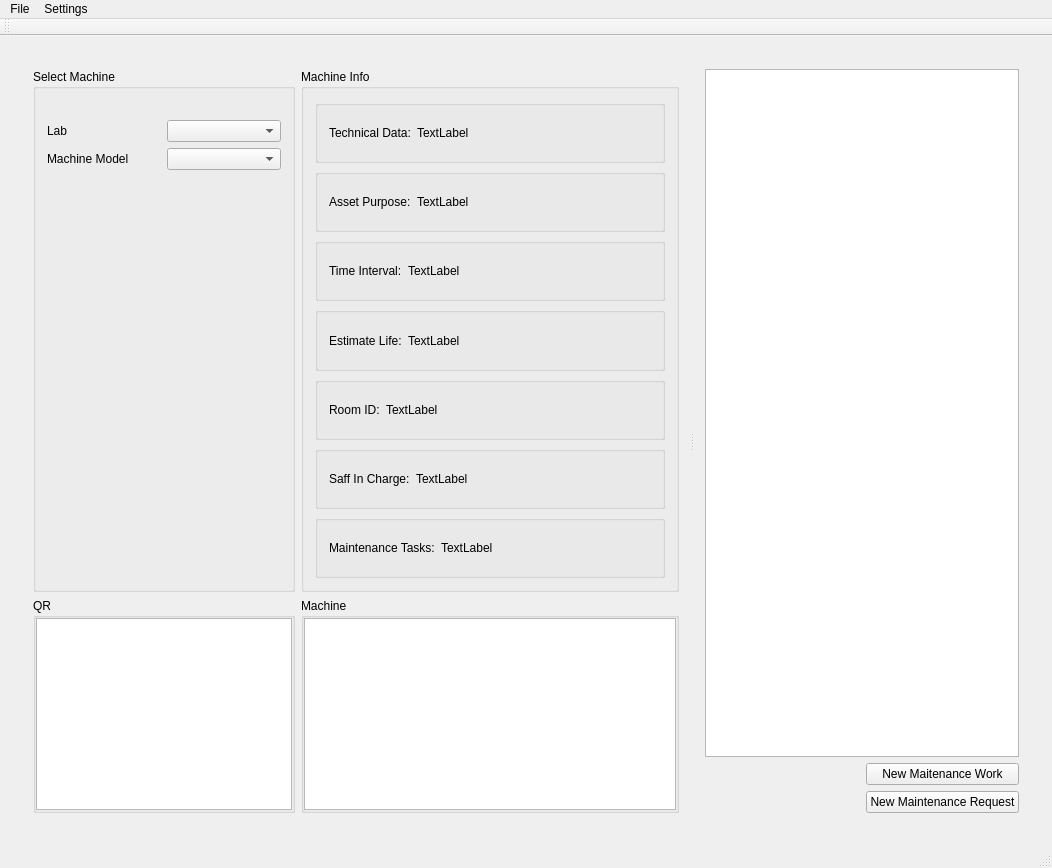
Qt form LabAutumation/GUI.ui (OmarElbekiey/LabAutomationSystem) before a commit.
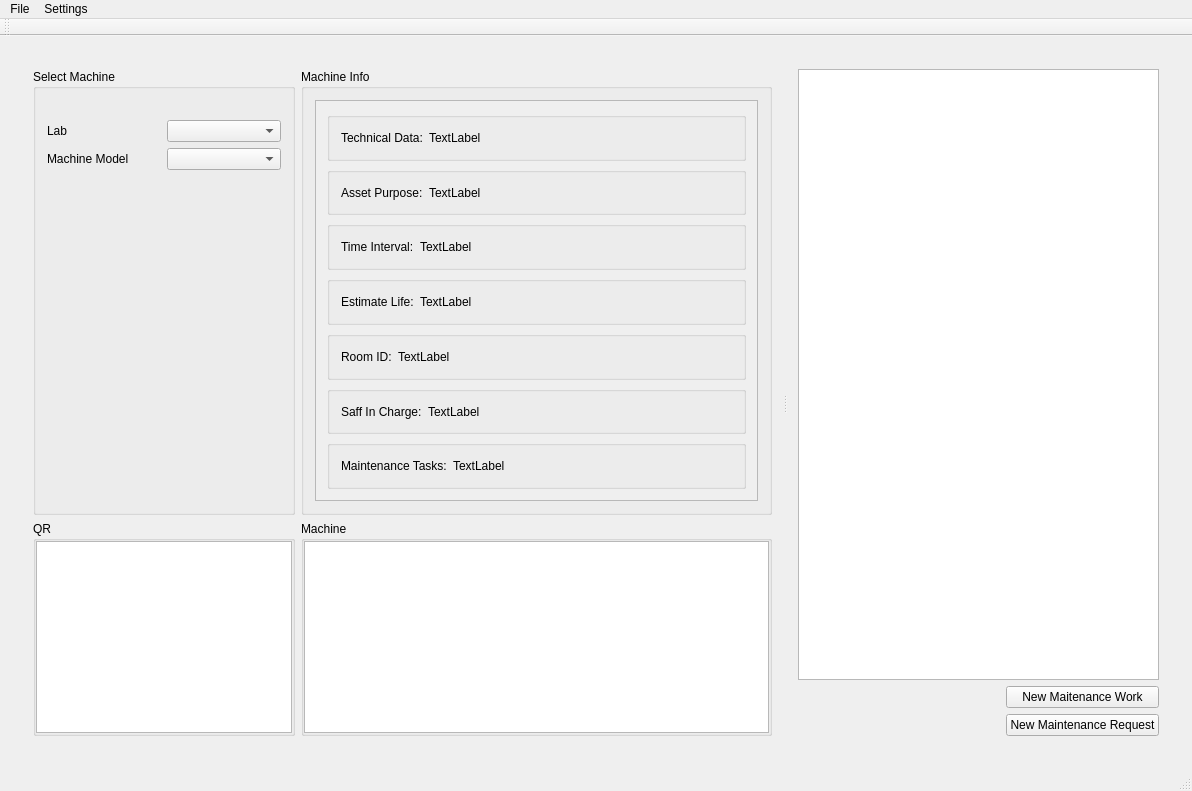
The same form after that commit. Icons and pictures are not drawn.

What changed in the file:
```diff
--- a/LabAutumation/GUI.ui
+++ b/LabAutumation/GUI.ui
@@ -6,8 +6,8 @@
    <rect>
     <x>0</x>
     <y>0</y>
-    <width>1052</width>
-    <height>868</height>
+    <width>1192</width>
+    <height>791</height>
    </rect>
   </property>
   <property name="windowTitle">
@@ -220,6 +220,21 @@
               <property name="title">
                <string>Machine Info</string>
               </property>
+              <layout class="QVBoxLayout" name="verticalLayout_10">
+               <item>
+                <widget class="QScrollArea" name="scrollArea">
+                 <property name="widgetResizable">
+                  <bool>true</bool>
+                 </property>
+                 <widget class="QWidget" name="scrollAreaWidgetContents">
+                  <property name="geometry">
+                   <rect>
+                    <x>0</x>
+                    <y>0</y>
+                    <width>483</width>
+                    <height>452</height>
+                   </rect>
+                  </property>
               <layout class="QVBoxLayout" name="verticalLayout_6">
                <item>
                 <widget class="QGroupBox" name="groupBox_6">
@@ -426,6 +441,10 @@
                </item>
               </layout>
              </widget>
+                </widget>
+               </item>
+              </layout>
+             </widget>
             </item>
            </layout>
           </widget>
@@ -597,7 +616,7 @@
     <rect>
      <x>0</x>
      <y>0</y>
-     <width>1052</width>
+     <width>1192</width>
      <height>21</height>
     </rect>
    </property>
```
Lines whose indentation alone changed are shown as unchanged.
